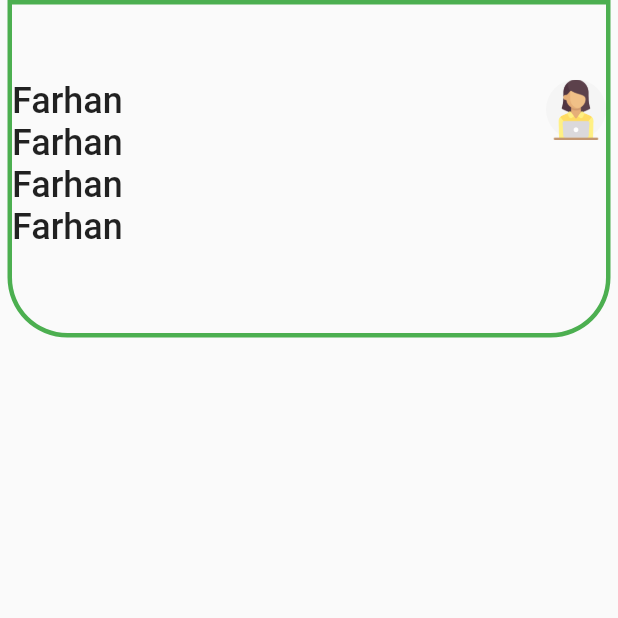
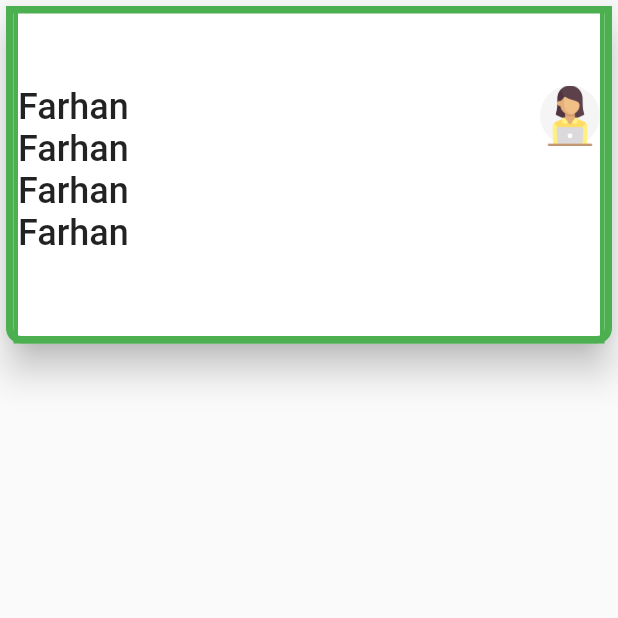
Before and after one commit to farhansadikgalib/DiiTstudentPortal_v2, a Flutter app: the ProfileScreen screen opened directly, on a phone screen of 412 x 824 dp, the top half of it. Run offline on Flutter 3.47's test engine with Material 2 defaults, Android fonts, the light colour scheme and no system bars; our stand-ins replace bottom_navy_bar, fl_chart, font_awesome_flutter, getwidget, liquid_progress_indicator_ns, shimmer and 1 more; missing offline and left inert: flutter_webview_plugin.

Commit message:
Profile Screen UI

```diff
--- a/lib/Screens/Dashboard/DashboardBottomItems/ProfileScreen.dart
+++ b/lib/Screens/Dashboard/DashboardBottomItems/ProfileScreen.dart
@@ -13,15 +13,23 @@ class _ProfileScreenState extends State<ProfileScreen> {
     return Scaffold(
       body: Column(
         children: [
-          Container(
+          Card(
+            elevation: 10,
+            shape: RoundedRectangleBorder(
+                borderRadius: BorderRadius.only(
+                    bottomRight: Radius.circular(10),
+                    bottomLeft: Radius.circular(10)),
+                side: BorderSide(width: 5, color: Colors.green)),
+
+            child: Container(
               margin: EdgeInsets.only(left: 5,right: 5),
               height: 225,
               width: double.maxFinite,
               decoration: BoxDecoration(
-              borderRadius: BorderRadius.only(
-                bottomLeft: Radius.circular(40),
-                bottomRight: Radius.circular(40)
-              ),
+                // borderRadius: BorderRadius.only(
+                //   bottomLeft: Radius.circular(40),
+                //   bottomRight: Radius.circular(40)
+                // ),
                 border: Border.all(
                   width: 3,
                   color: Colors.green,
@@ -89,6 +97,7 @@ class _ProfileScreenState extends State<ProfileScreen> {
                 ]
               ),
             ),
+          ),
         ],
       )
 
```
Lines whose indentation alone changed are shown as unchanged.
